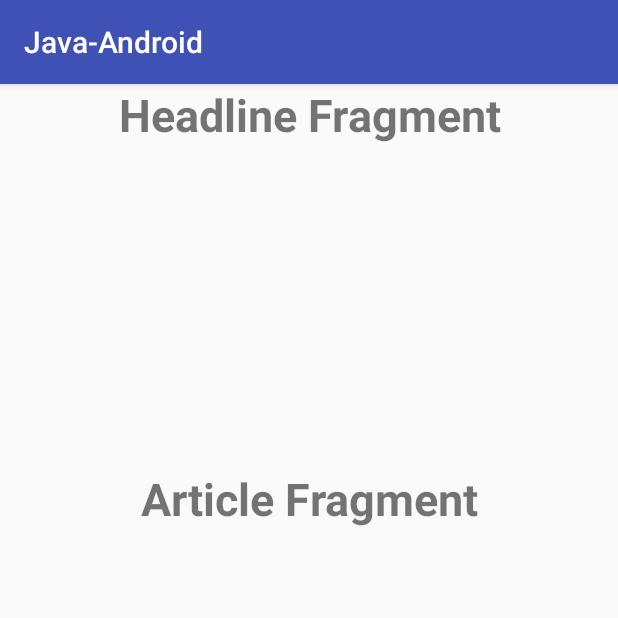
After one commit to Davoleo/Java-Android, an Android app: the Article screen opened directly, with no data from a screen before it, on a phone screen of 412 x 824 dp, the top half of it. The commit adds this screen. Run offline under Robolectric (Android 15) with nearby library versions, the phone set to English and light mode, and no system bars.

Commit message:
Fragment Activities

```diff
--- a/app/build.gradle
+++ b/app/build.gradle
@@ -23,6 +23,7 @@ dependencies {
     implementation 'com.android.support:appcompat-v7:28.0.0'
     implementation 'com.android.support.constraint:constraint-layout:1.1.3'
     implementation 'com.android.support:design:28.0.0'
+    implementation 'com.android.support:support-v4:28.0.0'
     testImplementation 'junit:junit:4.12'
     androidTestImplementation 'com.android.support.test:runner:1.0.2'
     androidTestImplementation 'com.android.support.test.espresso:espresso-core:3.0.2'
--- a/app/src/main/AndroidManifest.xml
+++ b/app/src/main/AndroidManifest.xml
@@ -1,6 +1,7 @@
 <?xml version="1.0" encoding="utf-8"?>
 <manifest xmlns:android="http://schemas.android.com/apk/res/android"
-          xmlns:tools="http://schemas.android.com/tools" package="net.davoleo.java_android">
+          xmlns:tools="http://schemas.android.com/tools"
+          package="net.davoleo.java_android">
 
     <uses-permission android:name="android.permission.WRITE_CONTACTS"/>
     <uses-permission android:name="android.permission.READ_CONTACTS"/>
@@ -13,8 +14,13 @@
             android:label="@string/app_name"
             android:roundIcon="@mipmap/ic_launcher_round"
             android:supportsRtl="true"
-            android:theme="@style/AppTheme" tools:ignore="GoogleAppIndexingWarning">
-        <activity android:name=".randomizer.Randomizer" android:screenOrientation="portrait">
+            android:theme="@style/AppTheme"
+            tools:ignore="GoogleAppIndexingWarning">
+        <activity android:name=".fragment.FragmentActivityExample">
+        </activity>
+        <activity
+                android:name=".randomizer.Randomizer"
+                android:screenOrientation="portrait">
         </activity>
         <activity android:name=".MainActivity">
             <intent-filter>
@@ -31,7 +37,7 @@
         <activity
                 android:name=".geo_genius.GeoGeniusHome"
                 android:label="@string/title_activity_geo_genius_home"
-                android:parentActivityName=".MainActivity"><!-- Sets the Activity the back button on the appBar points to -->
+                android:parentActivityName=".MainActivity"> <!-- Sets the Activity the back button on the appBar points to -->
             <intent-filter>
                 <action android:name="android.intent.action.MAIN"/>
 
--- a/app/src/main/java/net/davoleo/java_android/MainActivity.java
+++ b/app/src/main/java/net/davoleo/java_android/MainActivity.java
@@ -4,6 +4,7 @@ import android.content.Intent;
 import android.os.Bundle;
 import android.support.v7.app.AppCompatActivity;
 import android.view.View;
+import net.davoleo.java_android.fragment.FragmentActivityExample;
 import net.davoleo.java_android.geo_genius.GeoGeniusLogin;
 import net.davoleo.java_android.randomizer.Randomizer;
 
@@ -27,4 +28,10 @@ public class MainActivity extends AppCompatActivity {
         Intent intent = new Intent(this, Randomizer.class);
         startActivity(intent);
     }
+
+    public void startFragmentTest(View view)
+    {
+        Intent intent = new Intent(this, FragmentActivityExample.class);
+        startActivity(intent);
+    }
 }
--- /dev/null
+++ b/app/src/main/java/net/davoleo/java_android/fragment/Article.java
@@ -0,0 +1,27 @@
+/* -----------------------------------
+ * Author: Davoleo
+ * Date / Hour: 13/12/2019 / 21:24
+ * Class: ArticleFragment
+ * Project: Java-Android
+ * Copyright - © - Davoleo - 2019
+ * ----------------------------------- */
+
+package net.davoleo.java_android.fragment;
+
+import android.os.Bundle;
+import android.support.annotation.NonNull;
+import android.support.annotation.Nullable;
+import android.support.v4.app.Fragment;
+import android.view.LayoutInflater;
+import android.view.View;
+import android.view.ViewGroup;
+import net.davoleo.java_android.R;
+
+public class Article extends Fragment {
+
+    @Nullable
+    @Override
+    public View onCreateView(@NonNull LayoutInflater inflater, @Nullable ViewGroup container, @Nullable Bundle savedInstanceState) {
+        return inflater.inflate(R.layout.fragment_article, container, false);
+    }
+}
--- /dev/null
+++ b/app/src/main/java/net/davoleo/java_android/fragment/FragmentActivityExample.java
@@ -0,0 +1,22 @@
+/* -----------------------------------
+ * Author: Davoleo
+ * Date / Hour: 13/12/2019 / 21:XX
+ * Class: FragmentActivityExample
+ * Project: Java-Android
+ * Copyright - © - Davoleo - 2019
+ * ----------------------------------- */
+
+package net.davoleo.java_android.fragment;
+
+import android.support.v7.app.AppCompatActivity;
+import android.os.Bundle;
+import net.davoleo.java_android.R;
+
+public class FragmentActivityExample extends AppCompatActivity {
+
+    @Override
+    protected void onCreate(Bundle savedInstanceState) {
+        super.onCreate(savedInstanceState);
+        setContentView(R.layout.activity_fragment_example);
+    }
+}
--- /dev/null
+++ b/app/src/main/java/net/davoleo/java_android/fragment/Headline.java
@@ -0,0 +1,31 @@
+/* -----------------------------------
+ * Author: Davoleo
+ * Date / Hour: 13/12/2019 / 21:XX
+ * Class: Headline
+ * Project: Java-Android
+ * Copyright - © - Davoleo - 2019
+ * ----------------------------------- */
+
+package net.davoleo.java_android.fragment;
+
+import android.os.Bundle;
+import android.support.v4.app.Fragment;
+import android.view.LayoutInflater;
+import android.view.View;
+import android.view.ViewGroup;
+import net.davoleo.java_android.R;
+
+/**
+ * A simple {@link Fragment} subclass.
+ */
+public class Headline extends Fragment {
+
+    //Required empty constructor
+    public Headline() { }
+
+    @Override
+    public View onCreateView(LayoutInflater inflater, ViewGroup container, Bundle savedInstanceState) {
+        // Inflate the layout for this fragment
+        return inflater.inflate(R.layout.fragment_headline, container, false);
+    }
+}
--- /dev/null
+++ b/app/src/main/res/layout/activity_fragment_example.xml
@@ -0,0 +1,27 @@
+<?xml version="1.0" encoding="utf-8"?>
+<LinearLayout
+        xmlns:android="http://schemas.android.com/apk/res/android"
+        xmlns:tools="http://schemas.android.com/tools"
+        xmlns:app="http://schemas.android.com/apk/res-auto"
+        android:layout_width="match_parent"
+        android:layout_height="match_parent"
+        tools:context=".fragment.FragmentActivityExample"
+        android:orientation="vertical">
+
+    <fragment
+            android:layout_height="0dp"
+            android:layout_width="match_parent"
+            android:id="@+id/headline_fragment"
+            android:layout_weight="1"
+            android:name="net.davoleo.java_android.fragment.Headline"
+    />
+
+    <fragment
+            android:layout_height="0dp"
+            android:layout_width="match_parent"
+            android:id="@+id/article_fragment"
+            android:layout_weight="2"
+            android:name="net.davoleo.java_android.fragment.Article"
+    />
+
+</LinearLayout>
--- a/app/src/main/res/layout/activity_main.xml
+++ b/app/src/main/res/layout/activity_main.xml
@@ -14,12 +14,18 @@
     <Button
             android:text="@string/button_geo_genius"
             android:layout_width="match_parent"
-            android:layout_height="63dp" android:id="@+id/button" android:onClick="startGeoGenius"
+            android:layout_height="63dp" android:id="@+id/button_geogenius" android:onClick="startGeoGenius"
     />
     <Button
             android:layout_width="match_parent"
-            android:layout_height="63dp" android:id="@+id/button3" android:onClick="startRandomizer"
-            android:text="@string/label_randomizer"/>
+            android:layout_height="63dp" android:id="@+id/button_randomizer" android:onClick="startRandomizer"
+            android:text="@string/label_randomizer"
+    />
+    <Button
+            android:layout_width="match_parent"
+            android:layout_height="63dp" android:id="@+id/button_fragment" android:onClick="startFragmentTest"
+            android:text="@string/fragment_activity_title"
+    />
     <TextView
             android:text="Hello World!"
             android:layout_width="match_parent"
--- /dev/null
+++ b/app/src/main/res/layout/fragment_article.xml
@@ -0,0 +1,19 @@
+<?xml version="1.0" encoding="utf-8"?>
+<android.support.constraint.ConstraintLayout xmlns:android="http://schemas.android.com/apk/res/android"
+                                             xmlns:app="http://schemas.android.com/apk/res-auto"
+                                             xmlns:tools="http://schemas.android.com/tools"
+                                             android:layout_width="match_parent"
+                                             android:layout_height="match_parent"
+                                             tools:context=".fragment.Headline" android:id="@+id/frameLayout">
+
+    <TextView
+            android:layout_width="0dp"
+            android:layout_height="0dp"
+            android:text="Article Fragment"
+            android:id="@+id/textView5"
+            app:layout_constraintTop_toTopOf="parent" app:layout_constraintStart_toStartOf="parent"
+            app:layout_constraintBottom_toBottomOf="parent"
+            app:layout_constraintVertical_bias="0.0" app:layout_constraintEnd_toEndOf="parent"
+            android:textAlignment="center" android:textStyle="bold" android:textSize="30sp"/>
+
+</android.support.constraint.ConstraintLayout>
--- /dev/null
+++ b/app/src/main/res/layout/fragment_headline.xml
@@ -0,0 +1,19 @@
+<?xml version="1.0" encoding="utf-8"?>
+<android.support.constraint.ConstraintLayout xmlns:android="http://schemas.android.com/apk/res/android"
+                                             xmlns:app="http://schemas.android.com/apk/res-auto"
+                                             xmlns:tools="http://schemas.android.com/tools"
+                                             android:layout_width="match_parent"
+                                             android:layout_height="match_parent"
+                                             tools:context=".fragment.Headline" android:id="@+id/frameLayout">
+
+    <TextView
+            android:layout_width="0dp"
+            android:layout_height="0dp"
+            android:text="Headline Fragment"
+            android:id="@+id/textView5"
+            app:layout_constraintTop_toTopOf="parent" app:layout_constraintStart_toStartOf="parent"
+            app:layout_constraintBottom_toBottomOf="parent"
+            app:layout_constraintVertical_bias="0.0" app:layout_constraintEnd_toEndOf="parent"
+            android:textAlignment="center" android:textStyle="bold" android:textSize="30sp"/>
+
+</android.support.constraint.ConstraintLayout>
--- a/app/src/main/res/values/strings.xml
+++ b/app/src/main/res/values/strings.xml
@@ -35,4 +35,5 @@
     <string name="rand_category_colors">Random Color Generator</string>
     <string name="rand_copy_num">Copy Number</string>
     <string name="rand_copy_color">Copy Color Code</string>
+    <string name="fragment_activity_title">Fragment Test</string>
 </resources>
--- a/build.gradle
+++ b/build.gradle
@@ -7,7 +7,7 @@ buildscript {
         jcenter()
     }
     dependencies {
-        classpath 'com.android.tools.build:gradle:3.4.0'
+        classpath 'com.android.tools.build:gradle:3.5.0'
 
 
         // NOTE: Do not place your application dependencies here; they belong
```
Also changed, not shown: gradle/wrapper/gradle-wrapper.properties.
